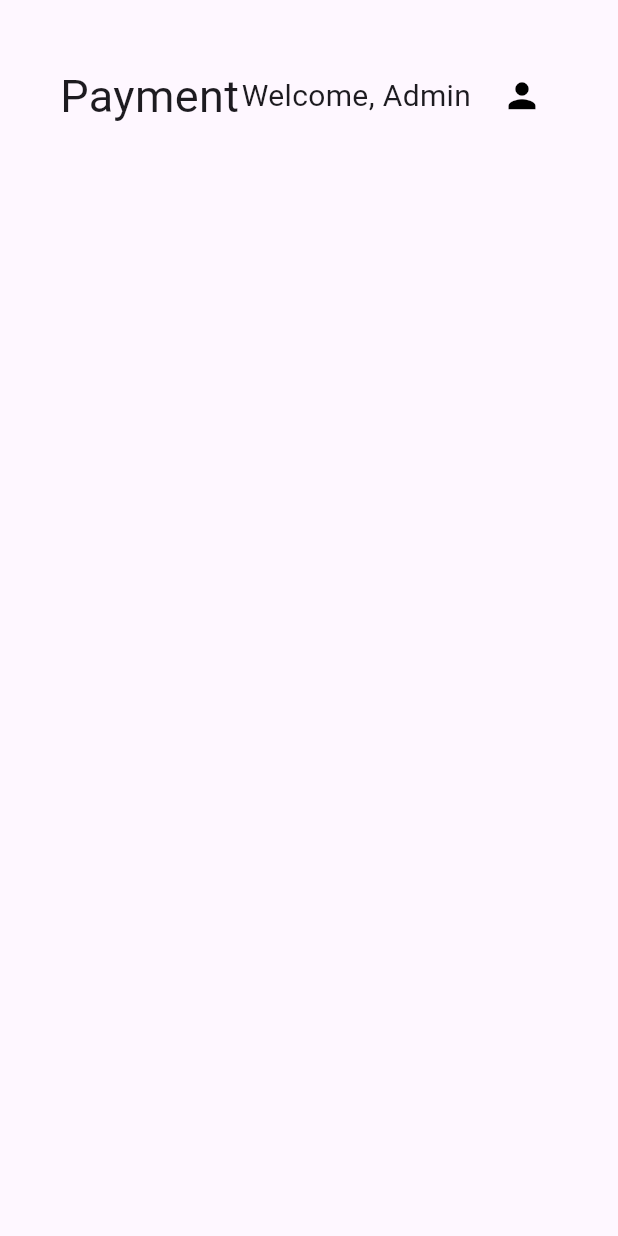
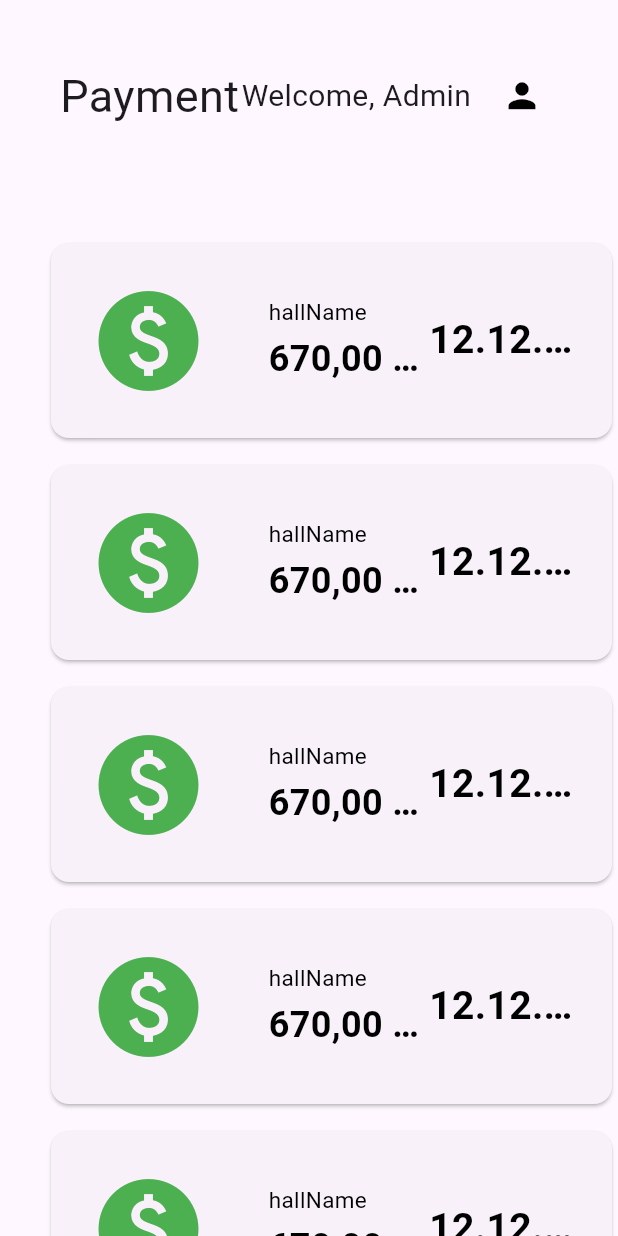
Before and after one commit to Siocic/rekreacija-ui, a Flutter app: the PaymentScreen widget shown alone on an empty page, opened directly, on a phone screen of 412 x 824 dp. Run offline on Flutter 3.47's test engine with Material 3 defaults, Android fonts, the phone set to English and light mode, and no system bars; our stand-ins replace google_fonts, syncfusion_flutter_datepicker.

Commit message:
add payment card

```diff
--- a/rekreacija_desktop/lib/screens/payment_screen.dart
+++ b/rekreacija_desktop/lib/screens/payment_screen.dart
@@ -1,6 +1,7 @@
 import 'package:flutter/material.dart';
 import 'package:rekreacija_desktop/screens/login.dart';
 import 'package:rekreacija_desktop/widgets/content_header.dart';
+import 'package:rekreacija_desktop/widgets/payment_card.dart';
 
 class PaymentScreen extends StatelessWidget {
   const PaymentScreen({super.key});
@@ -20,6 +21,27 @@ class PaymentScreen extends StatelessWidget {
             },
           ),
         ),
+        const SizedBox(height: 20.0),
+        Padding(
+          padding: const EdgeInsets.only(left: 30.0),
+          child: SizedBox(
+            width: 600.0,
+            height: 750.0,
+            child: ListView.builder(
+              scrollDirection: Axis.vertical,
+              itemCount: 5,
+              itemBuilder: (context, index) {
+                return const Padding(
+                  padding: EdgeInsets.only(top: 10.0),
+                  child: PaymentCard(
+                      hallName: 'hallName',
+                      date: '12.12.2024',
+                      price: '670,00'),
+                );
+              },
+            ),
+          ),
+        ),
       ],
     );
   }
--- /dev/null
+++ b/rekreacija_desktop/lib/widgets/payment_card.dart
@@ -0,0 +1,77 @@
+import 'package:flutter/material.dart';
+
+class PaymentCard extends StatelessWidget {
+  final String hallName;
+  final String price;
+  final String date;
+  const PaymentCard(
+      {super.key,
+      required this.hallName,
+      required this.date,
+      required this.price});
+
+  @override
+  Widget build(BuildContext context) {
+    return Card(
+      child: Padding(
+        padding: const EdgeInsets.all(15.0),
+        child: SizedBox(
+          width: 500.0,
+          height: 100.0,
+          child: Row(
+            crossAxisAlignment: CrossAxisAlignment.center,
+            children: [
+              ClipRRect(
+                borderRadius: BorderRadius.circular(40.0),
+                child: const SizedBox(
+                  width: 100.0,
+                  height: 120.0,
+                  child: Icon(Icons.paid, size: 80, color: Colors.green),
+                ),
+              ),
+              const SizedBox(width: 30.0),
+              Expanded(
+                child: Padding(
+                  padding: const EdgeInsets.symmetric(vertical: 10.0),
+                  child: Column(
+                    crossAxisAlignment: CrossAxisAlignment.start,
+                    mainAxisAlignment: MainAxisAlignment.center,
+                    children: [
+                      Text(
+                        hallName,
+                        style: const TextStyle(
+                            fontSize: 15.0,
+                            fontWeight: FontWeight.normal,
+                            color: Colors.black),
+                        overflow: TextOverflow.ellipsis,
+                      ),
+                      const SizedBox(height: 4.0),
+                      Text(
+                        '$price KM',
+                        style: const TextStyle(
+                            fontSize: 24.0,
+                            fontWeight: FontWeight.bold,
+                            color: Colors.black),
+                        overflow: TextOverflow.ellipsis,
+                      ),
+                    ],
+                  ),
+                ),
+              ),
+              Expanded(
+                child: Text(
+                  date,
+                  style: const TextStyle(
+                      fontSize: 26.0,
+                      fontWeight: FontWeight.bold,
+                      color: Colors.black),
+                  overflow: TextOverflow.ellipsis,
+                ),
+              )
+            ],
+          ),
+        ),
+      ),
+    );
+  }
+}
```
